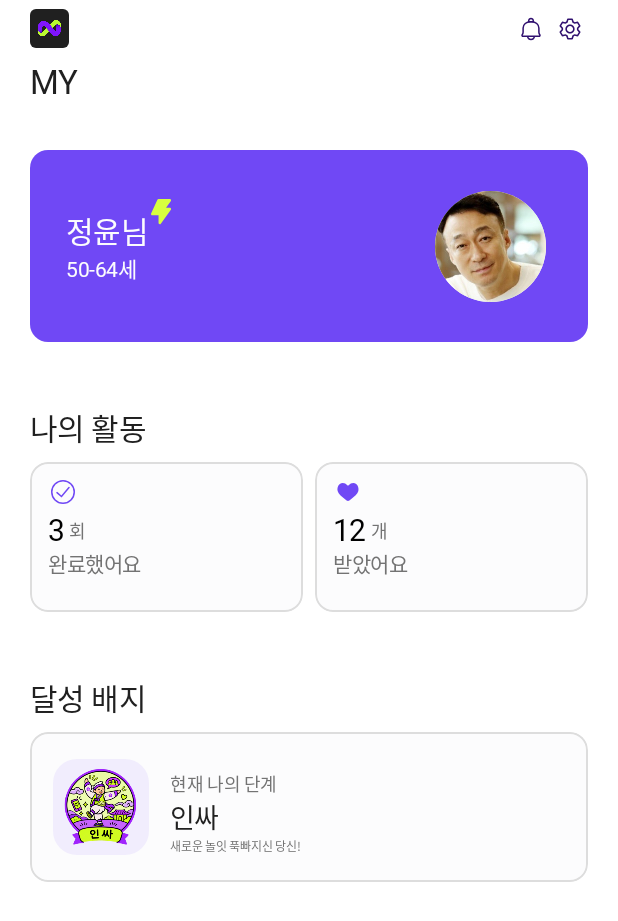
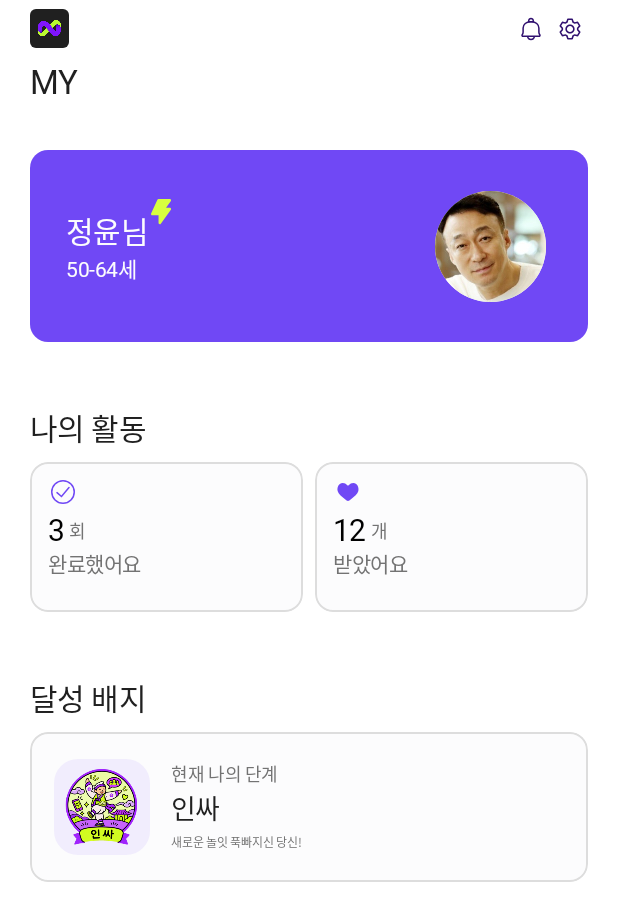
Before and after one commit to SOPT-all/39-SOPKATHON-ANDROID-ANDROID1, an Android app built with Jetpack Compose: the @Preview function SeungyeonScreenPreview, on a phone screen of 412 x 824 dp. Shown: the top 921 px of the screen. Run offline under Robolectric (Android 15) with nearby library versions, the phone set to English and light mode, and no system bars; libraries missing offline, so code that uses them is left out: androidx.hilt.lifecycle; pictures from the network do not load; Roboto replaces fonts that are not available here.

Commit message:
[feat/#27] 텍스트 여백 확장

```diff
--- a/app/src/main/java/com/android/sopkathon_android1/feature/seungyeon/SeungyeonScreen.kt
+++ b/app/src/main/java/com/android/sopkathon_android1/feature/seungyeon/SeungyeonScreen.kt
@@ -29,8 +29,10 @@ import androidx.compose.ui.Modifier
 import androidx.compose.ui.draw.clip
 import androidx.compose.ui.graphics.Color
 import androidx.compose.ui.res.painterResource
+import androidx.compose.ui.text.style.LineHeightStyle
 import androidx.compose.ui.tooling.preview.Preview
 import androidx.compose.ui.unit.dp
+import androidx.compose.ui.unit.sp
 import androidx.hilt.lifecycle.viewmodel.compose.hiltViewModel
 import androidx.lifecycle.compose.collectAsStateWithLifecycle
 import com.android.sopkathon_android1.R
@@ -261,9 +263,9 @@ private fun BadgeSection(badge: Badge) {
             Row(
                 modifier = Modifier
                     .align(Alignment.CenterStart)
-                    .padding(start = 15.dp),
+                    .padding(start = 16.dp),
                 horizontalArrangement = Arrangement.spacedBy(14.dp),
-                verticalAlignment = Alignment.Bottom,
+                verticalAlignment = Alignment.CenterVertically,
             ) {
                 Box(
                     modifier = Modifier
@@ -278,20 +280,28 @@ private fun BadgeSection(badge: Badge) {
                         modifier = Modifier.size(60.dp),
                     )
                 }
+                // 피그마처럼 줄 높이 여백을 위·아래 모두 유지 (Compose 기본값은 첫 줄 위·마지막 줄 아래를 잘라냄)
+                val fullLineHeight = LineHeightStyle(
+                    alignment = LineHeightStyle.Alignment.Center,
+                    trim = LineHeightStyle.Trim.None,
+                )
                 Column {
                     Text(
                         text = "현재 나의 단계",
-                        style = NolItTheme.typography.caption1Md,
+                        style = NolItTheme.typography.caption1Md.copy(lineHeightStyle = fullLineHeight),
                         color = NolItTheme.colors.textSecondary,
                     )
                     Text(
                         text = badge.label,
-                        style = NolItTheme.typography.h3Md,
+                        style = NolItTheme.typography.h3Md.copy(lineHeightStyle = fullLineHeight),
                         color = NolItTheme.colors.textPrimary,
                     )
                     Text(
                         text = badge.description,
-                        style = NolItTheme.typography.caption3Rg,
+                        style = NolItTheme.typography.caption3Rg.copy(
+                            lineHeight = 17.sp,
+                            lineHeightStyle = fullLineHeight,
+                        ),
                         color = NolItTheme.colors.textSecondary,
                     )
                 }
@@ -319,3 +329,18 @@ private fun SeungyeonScreenPreview() {
         )
     }
 }
+
+@Preview(name = "달성 배지", showBackground = true, backgroundColor = 0xFFFFFFFF, widthDp = 360)
+@Composable
+private fun BadgeSectionPreview() {
+    NolItTheme {
+        Column(
+            modifier = Modifier.padding(20.dp),
+            verticalArrangement = Arrangement.spacedBy(24.dp),
+        ) {
+            Badge.entries.forEach { badge ->
+                BadgeSection(badge = badge)
+            }
+        }
+    }
+}
```
